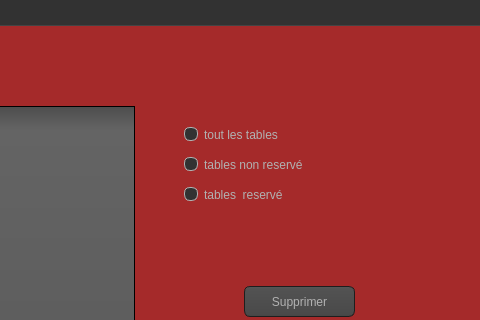
This is gestion_table.ui in soumaya-nheri/Smart-Restaurant-2A27 as Qt 5 draws it before an edit; both pictures show x 247 to 727 and y 0 to 320 of the 727 by 509 pixel window. The edited form follows.
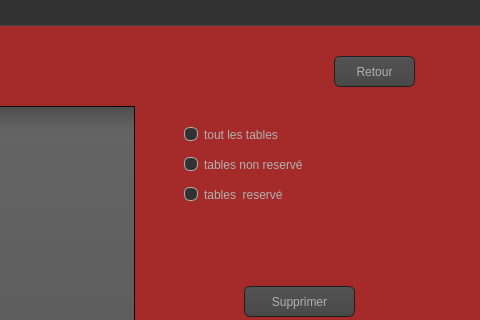
This is the edited form. The open tabs and pages were chosen to show the change. Icons and pictures are not drawn.

Patch:
```diff
--- a/gestion_table.ui
+++ b/gestion_table.ui
@@ -1232,6 +1232,32 @@
       <string>tout les tables</string>
      </property>
     </widget>
+    <widget class="QPushButton" name="retour_2">
+     <property name="geometry">
+      <rect>
+       <x>580</x>
+       <y>30</y>
+       <width>81</width>
+       <height>31</height>
+      </rect>
+     </property>
+     <property name="styleSheet">
+      <string notr="true"/>
+     </property>
+     <property name="text">
+      <string>Retour</string>
+     </property>
+     <property name="icon">
+      <iconset resource="images.qrc">
+       <normaloff>:/images/return.png</normaloff>:/images/return.png</iconset>
+     </property>
+     <property name="iconSize">
+      <size>
+       <width>30</width>
+       <height>30</height>
+      </size>
+     </property>
+    </widget>
    </widget>
    <widget class="QWidget" name="Modifier">
     <attribute name="title">
```
Left out of the diff: 2 changed lines with no effect on the pictures.
